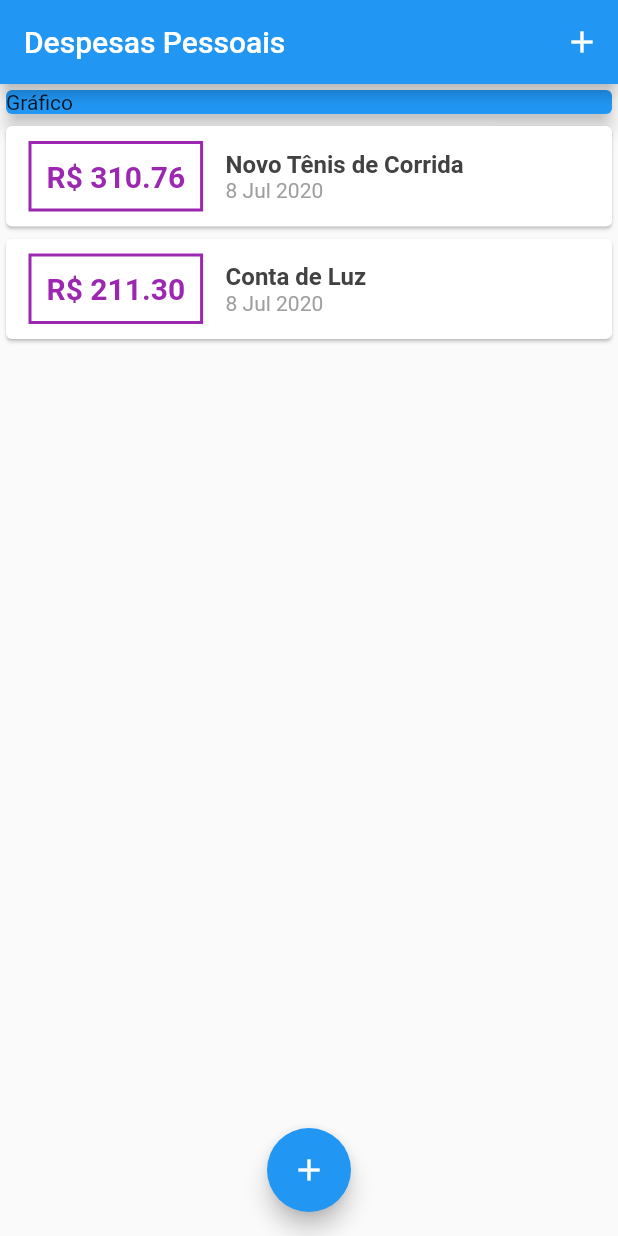
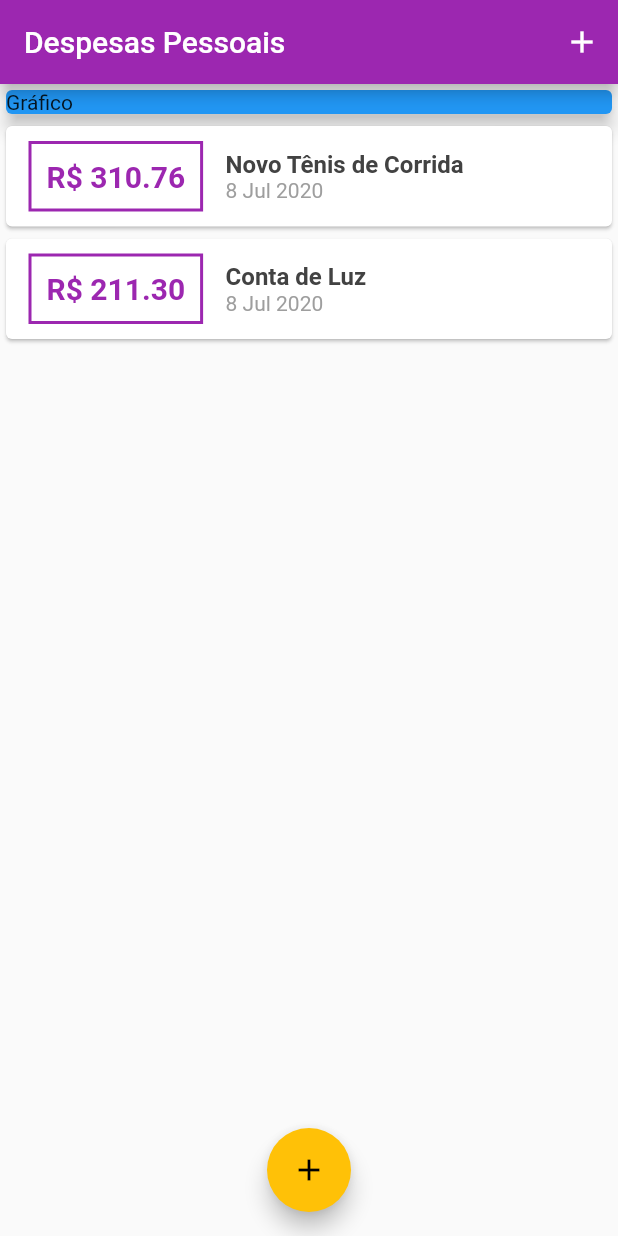
Before and after one commit to diegoluques/Flutter_Expenses, a Flutter app: the screen it shows after launch, on a phone screen of 412 x 824 dp. Run offline on Flutter 3.47's test engine with Material 2 defaults, Android fonts, the phone set to English and light mode, and no system bars.

Commit message:
Estilo com Theme

```diff
--- a/lib/components/transaction_list.dart
+++ b/lib/components/transaction_list.dart
@@ -25,7 +25,7 @@ class TransactionList extends StatelessWidget {
                   ),
                   decoration: BoxDecoration(
                     border: Border.all(
-                      color: Colors.purple,
+                      color: Theme.of(context).primaryColor,
                       width: 2,
                     ),
                   ),
@@ -33,9 +33,10 @@ class TransactionList extends StatelessWidget {
                   child: Text(
                     'R\$ ${tr.value.toStringAsFixed(2)}',
                     style: TextStyle(
-                        fontWeight: FontWeight.bold,
-                        fontSize: 20,
-                        color: Colors.purple),
+                      fontWeight: FontWeight.bold,
+                      fontSize: 20,
+                      color: Theme.of(context).primaryColor,
+                    ),
                   ),
                 ),
                 Column(
--- a/lib/main.dart
+++ b/lib/main.dart
@@ -13,6 +13,10 @@ class ExpensesApp extends StatelessWidget {
   Widget build(BuildContext context) {
     return MaterialApp(
       home: MyHomePage(),
+      theme: ThemeData(
+        primarySwatch: Colors.purple,
+        accentColor: Colors.amber,
+      ),
       debugShowCheckedModeBanner: false,
     );
   }
```
